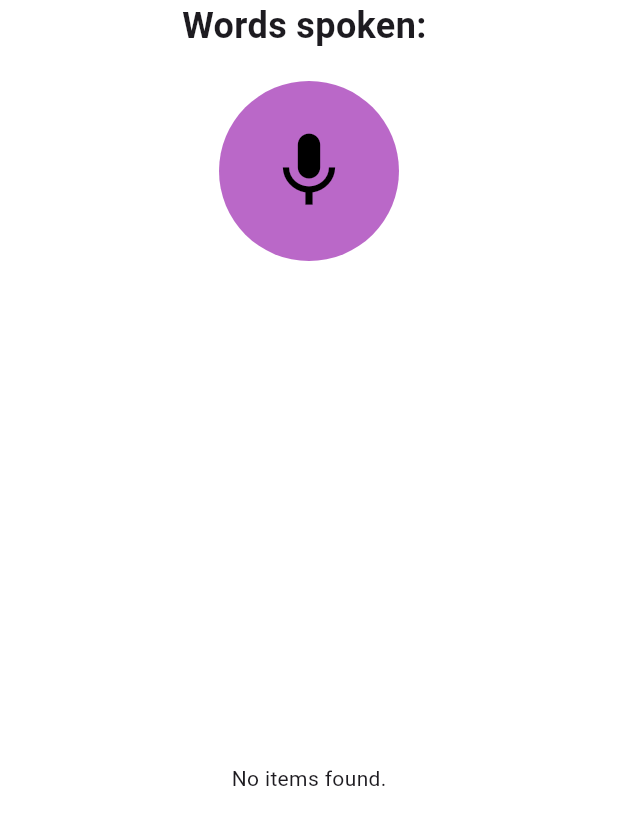
After one commit to hxshan/see_for_me, a Flutter app: the OrderingPage screen opened by its route, after a tap on the "mic" icon, on a phone screen of 412 x 824 dp. The commit adds this screen. Shown: the top 825 px of the screen. Run offline on Flutter 3.47's test engine with Material 3 defaults, Android fonts, the light colour scheme and no system bars; our stand-ins replace flutter_tts, speech_to_text.

Commit message:
ordering online search part bit completed

```diff
--- /dev/null
+++ b/lib/screens/ordering_page.dart
@@ -0,0 +1,599 @@
+import 'dart:developer';
+
+import 'package:flutter/material.dart';
+import 'package:flutter/widgets.dart';
+import 'package:flutter_tts/flutter_tts.dart';
+import 'package:speech_to_text/speech_to_text.dart';
+import 'package:speech_to_text/speech_recognition_result.dart';
+
+class GroceryItem {
+  final String name;
+  final String type;
+  final String brand;
+  final double price;
+  final double quantity;
+  final String unit;
+
+  GroceryItem({
+    required this.name,
+    required this.type,
+    required this.brand,
+    required this.price,
+    required this.quantity,
+    required this.unit
+  });
+
+  @override
+  String toString() {
+    return '''
+    Item Name: $name
+    Brand: $brand
+    Type: $type
+    Price: \$${price.toStringAsFixed(2)}
+    Quantity: ${quantity.toStringAsFixed(2)} $unit
+    ''';
+  }
+}
+
+// Sample grocery items, including brands and quantities
+final List<GroceryItem> groceryItems = [
+  GroceryItem(
+    name: "Anchor Milk Powder",
+    type: "milk powder",
+    brand: "Anchor",
+    price: 4.99,
+    quantity: 500,
+    unit:"g"
+  ),
+  GroceryItem(
+    name: "Anchor Milk Powder",
+    type: "milk powder",
+    brand: "Anchor",
+    price: 4.99,
+    quantity: 1,
+    unit:"kg"
+  ),
+  GroceryItem(
+    name: "Maliban Milk",
+    type: "milk",
+    brand: "Maliban",
+    price: 5.49,
+    quantity: 1.2,
+    unit:"l"
+  ),
+  GroceryItem(
+    name: "Maliban Milk",
+    type: "milk",
+    brand: "Maliban",
+    price: 5.49,
+    quantity: 2,
+     unit:"l"
+  ),
+  GroceryItem(
+    name: "fanta orange",
+    type: "soda",
+    brand: "fanta",
+    price: 5.49,
+    quantity: 2,
+     unit:"l"
+  ),
+  GroceryItem(
+    name: "fanta lime",
+    type: "soda",
+    brand: "fanta",
+    price: 5.49,
+    quantity: 1,
+     unit:"l"
+  ),
+  // Add more products as needed
+];
+
+
+class OrderingPage extends StatefulWidget {
+  const OrderingPage({super.key});
+
+  @override
+  State<OrderingPage> createState() => _OrderingPageState();
+}
+class _OrderingPageState extends State<OrderingPage> {
+  final FlutterTts flutterTts = FlutterTts();
+  final SpeechToText _speechToText = SpeechToText();
+
+
+  final List<Map<String, String>> responses = [
+    {"productType": "Please say the type of product you want to search for."},
+
+    {"Quantity": "Please specify the quantity in liters or grams "},
+
+    {"brand": "Please say the brand you prefer."},
+
+    {"change": "Changing product"},
+
+    {"search":"searching product type"},
+
+    {"add": "To add this item to your cart, say 'Add item to cart'."},
+
+    {"help": '''these are the following help commands:
+    - Say commands for searching and adding an item".
+    - say commands for editiing the shopping cart".
+    - say commands for proceeding to checkout".
+    '''},
+
+    {"error": "Sorry, I didn't understand that."},
+  ];
+
+  final List<String> productTypes = [
+  "milk powder",
+  "milk",
+  "flour",
+  "soda",
+  "rice"
+];
+
+Map<String, String> unitMap = {
+  "liters": "l",
+  "liter": "l",
+  "l": "l",
+  "litres": "l",
+  "litre": "l",
+  "kilograms": "kg",
+  "kg": "kg",
+  "kilogram": "kg",
+  "grams": "g",
+  "g": "g",
+  "milliliters": "ml",
+  "ml": "ml"
+  // Add more units as needed
+};
+
+  final List<String> brandList = [
+  "Maliban",
+  "Anchor",
+];
+
+
+
+
+
+  final List<Map<String,String>>  helpResponses = [
+
+    {"searching": '''Here are the steps you should follow:
+  - Start by saying "search" and then wait for the system to respond, or you can directly say the product type by saying "product type" followed by the type.
+  - Next, specify the quantity of the product you want by saying "quantity" followed by the amount and unit (e.g., 500 grams or 1 liter).
+  - Then, say the brand name you prefer by saying "brand" followed by the brand name.
+  - You can ask for a description of the item you just searched for by saying "describe the item."
+  - Finally, say "add to cart" to add the currently selected item to your cart.
+  '''}
+
+  ];
+
+String getResponse(String key) {
+
+    if(key.contains("searching")){
+      for (var response in helpResponses) {
+      if (response.containsKey(key)) {
+        return response[key]!;
+      }
+    }
+    return "Sorry, I didn't understand that.";
+    }else {
+       for (var response in responses) {
+      if (response.containsKey(key)) {
+        return response[key]!;
+      }
+    }
+    return "Sorry, I didn't understand that.";
+    }
+
+  }
+
+  final List<GroceryItem> searchedItems = [
+];
+
+int filterSearchItems() {
+  // Clear the previous search results
+  searchedItems.clear();
+
+  int matchedItemsCount = 0;
+
+  // Filter groceryItems based on the selected productType, quantity, and brand
+  for (var item in groceryItems) {
+    bool matchesType = productType.isEmpty || item.type.toLowerCase() == productType.toLowerCase();
+    bool matchesQuantity = quantity.isEmpty
+        ? true
+        : item.unit == quantityUnit && item.quantity == (double.tryParse(quantityValue) ?? 0.0);
+    bool matchesBrand = brand.isEmpty || item.brand.toLowerCase() == brand.toLowerCase();
+
+    if (matchesType && matchesQuantity && matchesBrand) {
+      searchedItems.add(item);
+      matchedItemsCount++;
+    }
+  }
+
+  return matchedItemsCount;
+}
+
+//String message = "";
+// Function to extract the product type from spoken words
+void processProductType(String spokenWords) {
+  // Normalize spoken words by converting to lowercase
+  String normalizedWords = spokenWords.toLowerCase();
+
+  quantity = "";
+  quantityValue = "";
+  quantityUnit = "";
+  bool productTypeFound = false;
+
+  // Check each product type for an exact match
+  for (String type in productTypes) {
+    if (normalizedWords.contains(type.toLowerCase())) {
+      productType = type;
+      productTypeFound = true;
+
+
+       if (previousType.isEmpty || previousType == productType) {
+        // If no previous type or the same product type is mentioned
+        noItems = filterSearchItems();
+        response = "$productType product type searched and number of items found was $noItems";
+      } else if (previousType != productType) {
+        // If a different product type is mentioned
+        noItems = filterSearchItems();
+        response = "Changed to $productType. Number of items found was $noItems";
+      }
+
+      previousType = productType;
+
+      print(previousType);
+      break;
+    }
+  }
+
+  if (!productTypeFound) {
+    response = "Sorry, this product type is not available.";
+  }
+
+  // Update the UI with the response
+  setState(() {
+    wordsSpoken = spokenWords;
+  });
+
+  // Speak the response to the user
+  speak(response);
+}
+
+void processQuantity(String spokenWords) {
+  // Normalize spoken words by converting to lowercase
+  String normalizedWords = spokenWords.toLowerCase();
+
+  // Split the spoken words into individual words
+  List<String> words = normalizedWords.split(RegExp(r'\s+')); // Handle multiple spaces and punctuation
+
+  // Extract possible quantity and unit
+  String possibleQuantity = "";
+  String possibleUnit = "";
+
+   if(productType.isEmpty){
+      response = "please specify the product type you want first";
+      speak(response);
+      return;
+    }
+
+  // Iterate through words to find quantity and unit
+  for (int i = 0; i < words.length; i++) {
+    if (double.tryParse(words[i]) != null) {
+      possibleQuantity = words[i];
+    } else if (unitMap.containsKey(words[i])) {
+      possibleUnit = unitMap[words[i]] ?? "";
+    }
+  }
+
+  // Check if both quantity and unit were found
+  if (possibleQuantity.isNotEmpty && possibleUnit.isNotEmpty) {
+    // Set the quantity value and unit
+    quantityValue = possibleQuantity;
+    quantityUnit = possibleUnit;
+    quantity = "$quantityValue $quantityUnit";
+
+
+      noItems = filterSearchItems();
+    if(noItems > 0){
+      response = "quantity" + quantity + "is available" + " and number of items found was" + '$noItems for $productType' ;
+    }else{
+      response = "quantity" + quantity + "is not available for" + '$productType';
+    }
+
+    // Update the state and speak the response
+
+    setState(() {});
+    speak(response);
+  } else {
+    // Handle missing quantity or unit
+    if (possibleQuantity.isEmpty) {
+      response = "Sorry, I couldn't find a quantity in your request.";
+    } else if (possibleUnit.isEmpty) {
+      response = "Sorry, I couldn't find a valid unit. Please specify a valid unit like liters, kilograms, etc.";
+    }
+    setState(() {});
+    speak(response);
+  }
+}
+
+void processBrand(String spokenWords) {
+  // Normalize spoken words by converting to lowercase
+  String normalizedWords = spokenWords.toLowerCase();
+
+  bool brandFound = false;
+
+  // Check each brand for an exact match
+  for (String brandName in brandList) {
+    if (normalizedWords.contains(brandName.toLowerCase())) {
+      brand = brandName;
+      brandFound = true;
+
+      // Filter items based on the selected brand
+      noItems = filterSearchItems();
+
+      // If no items are found
+      if (noItems == 0) {
+        response = "Sorry, no items found for the brand $brand in the selected product type.";
+      } else {
+        // If items exist, send a response indicating success
+        response = "$brand brand searched, and number of items found was $noItems.";
+      }
+
+      print("User mentioned brand: $brand");
+      break;
+    }
+  }
+
+  if (!brandFound) {
+    response = "Sorry, this brand is not available.";
+  }
+
+  // Update the UI with the response
+  setState(() {
+    wordsSpoken = spokenWords;
+  });
+
+  // Speak the response to the user
+  speak(response);
+}
+
+void clearSearch() {
+  // Clear the search-related variables
+  previousType = productType;
+  productType = "";
+  quantity = "";
+  quantityValue = "";
+  quantityUnit = "";
+  brand = "";
+
+  // Clear any previously searched items
+  searchedItems.clear();
+
+  // Set the response for the cleared search
+  response = "Previous search cleared. Ready for a new search.";
+
+  // Update the UI
+  setState(() {});
+
+  // Speak the response
+  speak(response);
+}
+
+void listProductTypes() {
+  // Create a response string with the product types
+  String productList = productTypes.join(", ");
+
+  // Set the response with the available product types
+  response = "The available product types are: $productList.";
+
+  // Update the UI
+  setState(() {});
+
+  // Speak the response
+  speak(response);
+}
+
+// Function to tell the user what product type was searched
+void productSearched() {
+  if (productType.isNotEmpty) {
+    response = "The previous product type you searched for was $previousType.";
+  } else {
+    response = "You haven't searched for any product type yet.";
+  }
+
+  setState(() {});
+  speak(response);
+}
+
+
+  bool _speechEnabled = false;
+  String wordsSpoken = "";
+  String response = "";
+  String productType = "";
+  String quantity = "";
+  String brand = "";
+  String currentStep = "search";  // Track the current step
+  //GroceryItem? selectedItem;
+String quantityValue = "";  // Numeric part of quantity
+String quantityUnit = "";  // Unit part of quantity
+int noItems = 0;
+String previousType = "";
+
+  @override
+  void initState() {
+    super.initState();
+    _initSpeech();
+  }
+
+  void _initSpeech() async {
+    _speechEnabled = await _speechToText.initialize();
+    setState(() {});
+  }
+
+  void _startListening() async {
+    await _speechToText.listen(onResult: _onSpeechResult);
+    setState(() {});
+  }
+
+  void _stopListening() async {
+    await _speechToText.stop();
+    setState(() {});
+  }
+
+    // Function to process recognized voice commands
+  void processCommand(SpeechRecognitionResult result) {
+    String spokenWords = result.recognizedWords.toLowerCase();
+
+    // Handle "repeat" command
+  if (spokenWords.contains("repeat")) {
+    if (response.isNotEmpty) {
+      speak(response);  // Repeat the last response
+    } else {
+      response = getResponse("error");
+      speak(response);
+    }
+    setState(() {
+      wordsSpoken = spokenWords;
+    });
+    return;
+  }
+
+  if (spokenWords.contains("clear search")) {
+    clearSearch();
+    setState(() {
+      wordsSpoken = spokenWords;
+    });
+    return;
+  }
+
+  if (spokenWords.contains("product types")) {
+    listProductTypes();
+    setState(() {
+      wordsSpoken = spokenWords;
+    });
+    return;
+  }
+
+  if (spokenWords.contains("product type searched")) {
+    productSearched();
+    setState(() {
+      wordsSpoken = spokenWords;
+    });
+    return;
+  }
+
+    // Check for "help" command first
+    if (spokenWords.contains("help")) {
+      response = getResponse("help");
+      setState(() {
+        wordsSpoken = spokenWords;
+      });
+      speak(response);
+      return;
+    }else if(spokenWords.contains("searching")){
+      response = getResponse("searching");
+      setState(() {
+        wordsSpoken = spokenWords;
+      });
+      speak(response);
+      return;
+    }else if (spokenWords.contains("product type")) {
+    processProductType(spokenWords);
+    }else if (spokenWords.contains("quantity")) {
+    processQuantity(spokenWords);
+    }else if(spokenWords.contains("brand")){
+    processBrand(spokenWords);
+    } else {
+    // If none of the keywords match, set response to prompt the user again
+    response = getResponse("error");
+  }
+
+    setState(() {
+      wordsSpoken = spokenWords;
+    });
+
+    speak(response);
+  }
+
+   void addToCart() {
+    log("Adding to cart: $productType, $quantity, $brand");
+  }
+
+
+
+  void _onSpeechResult(SpeechRecognitionResult result) {
+    if (result.finalResult) {
+      processCommand(result);
+    }
+  }
+
+  void _toggleListening() async {
+    if (_speechToText.isListening) {
+      _stopListening();
+    } else {
+      await flutterTts.stop();
+      _startListening();
+    }
+  }
+
+  speak(String text) async {
+    await flutterTts.setLanguage("en-US");
+    await flutterTts.setPitch(1);
+    await flutterTts.speak(text);
+  }
+
+  @override
+  Widget build(BuildContext context) {
+    return Scaffold(
+      backgroundColor: Colors.white,
+      body: Column(
+        mainAxisAlignment: MainAxisAlignment.center,
+        children: [
+          // Display spoken words
+          Text(
+            "Words spoken: $wordsSpoken",
+            style: const TextStyle(fontSize: 24, fontWeight: FontWeight.bold),
+          ),
+          const SizedBox(height: 20),
+
+          // Button to toggle listening
+          Container(
+            width: 120,
+            height: 120,
+            decoration: BoxDecoration(
+              color: Colors.purple[300],
+              shape: BoxShape.circle,
+            ),
+            child: IconButton(
+              icon: const Icon(Icons.mic, size: 60, color: Colors.black),
+              onPressed: _toggleListening,
+            ),
+          ),
+
+          // Show filtered items in a list
+          const SizedBox(height: 40),
+          Expanded(
+            child: searchedItems.isEmpty
+                ? const Center(child: Text("No items found."))
+                : ListView.builder(
+                    itemCount: searchedItems.length,
+                    itemBuilder: (context, index) {
+                      GroceryItem item = searchedItems[index];
+                      return Card(
+                        margin: const EdgeInsets.symmetric(vertical: 10, horizontal: 20),
+                        child: ListTile(
+                          title: Text(item.name),
+                          subtitle: Text(
+                              "Type: ${item.type}\nBrand: ${item.brand}\nPrice: \$${item.price}\nQuantity: ${item.quantity} ${item.unit}"),
+                        ),
+                      );
+                    },
+                  ),
+          ),
+        ],
+      ),
+    );
+  }
+}
```
Also changed, not shown: lib/main.dart (+5 -48 lines), lib/screens/home_page.dart (+33 -6 lines), pubspec.lock.
